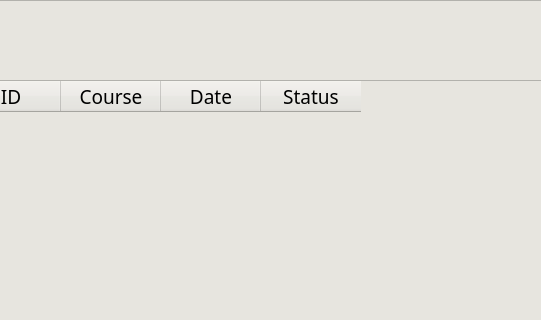
First picture: the form in app/gui/mainPage/first.ui, repository chananon-n/FineCuisine, before the edit; both pictures show x 140 to 681 and y 0 to 320 of the 1280 by 720 pixel window.
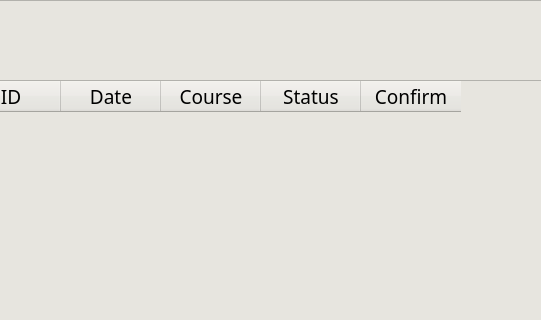
Second picture: the form after the edit. Icons and pictures are not drawn.

Commit message:
complete history UI
-mock data

```diff
--- a/app/gui/mainPage/first.ui
+++ b/app/gui/mainPage/first.ui
@@ -757,17 +757,6 @@
               </font>
              </property>
             </column>
-            <column>
-             <property name="text">
-              <string>Course</string>
-             </property>
-             <property name="font">
-              <font>
-               <family>KoHo</family>
-               <pointsize>14</pointsize>
-              </font>
-             </property>
-            </column>
             <column>
              <property name="text">
               <string>Date</string>
@@ -779,6 +768,17 @@
               </font>
              </property>
             </column>
+            <column>
+             <property name="text">
+              <string>Course</string>
+             </property>
+             <property name="font">
+              <font>
+               <family>KoHo</family>
+               <pointsize>14</pointsize>
+              </font>
+             </property>
+            </column>
             <column>
              <property name="text">
               <string>Status</string>
@@ -790,6 +790,17 @@
               </font>
              </property>
             </column>
+            <column>
+             <property name="text">
+              <string>Confirm</string>
+             </property>
+             <property name="font">
+              <font>
+               <family>KoHo</family>
+               <pointsize>14</pointsize>
+              </font>
+             </property>
+            </column>
            </widget>
           </widget>
           <widget class="QWidget" name="feedbackPage">
```
Left out of the diff: 4 changed lines with no effect on the pictures. The commit also changes 2 other files.
